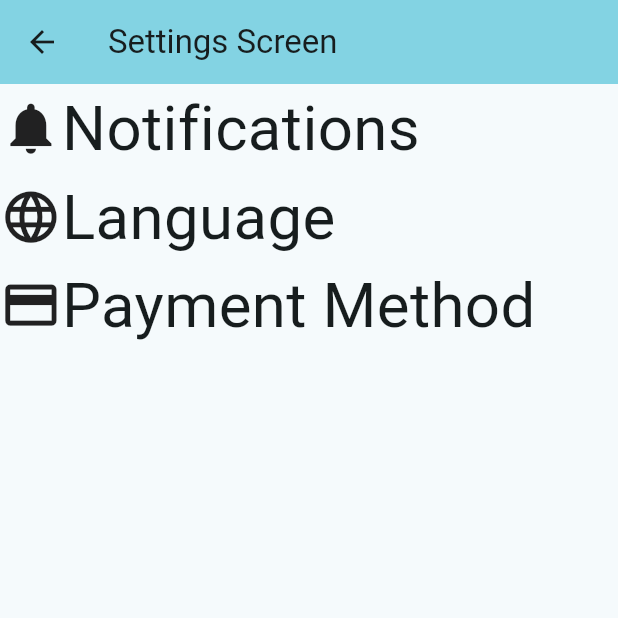
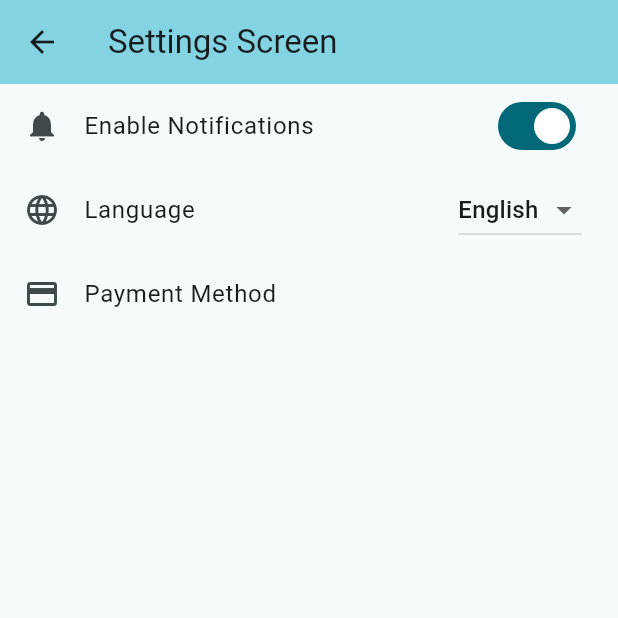
Before and after one commit to MAG-Capstone/Capstone, a Flutter app: the screen it shows after launch, after a tap on the "settings" icon, on a phone screen of 412 x 824 dp, the top half of it. Run offline on Flutter 3.47's test engine with Material 3 defaults, Android fonts, the phone set to English and light mode, and no system bars; our stand-ins replace flutter_map, latlong2; network calls fail.

Commit message:
Setting page was modified to show when notifications and language is changed and sends messages to the server.

```diff
--- a/lib/main.dart
+++ b/lib/main.dart
@@ -1,4 +1,3 @@
-import 'package:camera/camera.dart';
 import 'package:flutter/material.dart';
 
 
--- a/lib/screen/home.dart
+++ b/lib/screen/home.dart
@@ -91,7 +91,7 @@ class _MyHomePageState extends State<MyHomePage> {
       onPressed: () {
                   Navigator.push(
                     context,
-                    MaterialPageRoute(builder: (context) => QRScanner())1
+                    MaterialPageRoute(builder: (context) => QRScanner())
                   );
       },
       tooltip: 'Scan QR Code',
--- a/lib/screen/settings.dart
+++ b/lib/screen/settings.dart
@@ -1,13 +1,74 @@
-
 import 'package:flutter/material.dart';
 
-class Settings extends StatefulWidget{
+import 'dart:convert';
+import 'package:http/http.dart' as http;
+
+class Settings extends StatefulWidget {
   final String title = "Settings Screen";
+
+  const Settings({super.key});
+
   @override
   State<Settings> createState() => _SettingsPageState();
 }
 
 class _SettingsPageState extends State<Settings> {
+  bool isNotificationsEnabled = true; // Default value for notification switch
+  String selectedLanguage = "English"; // Default language selection
+
+  @override
+  void initState() {
+    super.initState();
+    loadPreferences();
+  }
+
+  Future<void> syncPreferencesToBackend() async {
+  final url = Uri.parse('http://localhost:3000/user/preferences');
+  try {
+    final response = await http.post(
+      url,
+      headers: {'Content-Type': 'application/json'},
+      body: jsonEncode({
+        'notifications': isNotificationsEnabled,
+        'language': selectedLanguage,
+      }),
+    );
+
+    if (response.statusCode == 200) {
+      ScaffoldMessenger.of(context).showSnackBar(
+        const SnackBar(content: Text('Preferences saved successfully!')),
+      );
+    } else {
+      throw Exception('Failed to save preferences to backend.');
+    }
+  } catch (error) {
+    ScaffoldMessenger.of(context).showSnackBar(
+      SnackBar(content: Text('Error: $error')),
+    );
+  }
+}
+
+  // Load preferences from local storage
+  Future<void> loadPreferences() async {
+     try {
+      final url = Uri.parse('http://localhost:3000/user/preferences'); // Replace with your actual backend URL
+      final response = await http.get(url);
+
+      if (response.statusCode == 200) {
+        // Parse the JSON response
+        final data = jsonDecode(response.body);
+        setState(() {
+          // Update the UI with fetched preferences
+          isNotificationsEnabled = data['notifications'] ?? true;
+          selectedLanguage = data['language'] ?? "English";
+        });
+      } else {
+        print("Failed to load preferences from backend.");
+      }
+    } catch (error) {
+      print("Error loading preferences: $error");
+    }
+  }
 
   @override
   Widget build(BuildContext context) {
@@ -16,65 +77,55 @@ class _SettingsPageState extends State<Settings> {
         backgroundColor: Theme.of(context).colorScheme.inversePrimary,
         title: Text(widget.title),
       ),
-
-        body: Column(
+      body: ListView(
         children: <Widget>[
-
-
-
-            GestureDetector(
-              onTap: (){
-                throw UnimplementedError('This feature is not yet implemented.');
+          // Notifications Switch
+          SwitchListTile(
+            title: const Text("Enable Notifications"),
+            value: isNotificationsEnabled,
+            onChanged: (bool value) {
+              setState(() {
+                isNotificationsEnabled = value;
+              });
+              syncPreferencesToBackend();
             },
-
-                child: Row(
-                children: [
-                Icon(Icons.notifications,
-                size: MediaQuery.of(context).size.width * 0.1 ),
-                Text("Notifications",
-                style: TextStyle(fontSize: MediaQuery.of(context).size.width * 0.1 ),)
-                ],
-                )
-
+            secondary: const Icon(Icons.notifications),
           ),
 
-
-            GestureDetector(
-              onTap:(){
-                throw UnimplementedError('This feature is not yet implemented.');
+          // Language Dropdown
+          ListTile(
+            leading: Icon(Icons.language),
+            title: Text("Language"),
+            trailing: DropdownButton<String>(
+              value: selectedLanguage,
+              items: <String>['English', 'Spanish', 'German']
+              .map((String language) {
+                return DropdownMenuItem<String>(
+                  value: language,
+                  child: Text(language),
+                );
+              }).toList(),
+              onChanged: (String? newValue) {
+                setState(() {
+                  selectedLanguage = newValue!;
+                });
+                syncPreferencesToBackend();
               },
-              child: Row(children: [
-                Icon(Icons.language,
-                 size: MediaQuery.of(context).size.width * 0.1 ),
-                Text("Language",
-                style: TextStyle(fontSize:  MediaQuery.of(context).size.width * 0.1 ),)
-                ],
-
             ),
           ),
 
-
-            GestureDetector(
-              onTap:(){
+          // Payment Method (Currently non-functional, just for display)
+          ListTile(
+            leading: const Icon(Icons.payment),
+            title: const Text("Payment Method"),
+            onTap: () {
+              // You can add functionality for payment method here
+              // For now, we throw an error as per your previous code
               throw UnimplementedError('This feature is not yet implemented.');
             },
-              child: Row(children: [
-                Icon(Icons.payment,
-                size: MediaQuery.of(context).size.width * 0.1 ),
-                Text("Payment Method",
-                style: TextStyle(fontSize: MediaQuery.of(context).size.width * 0.1 ),)
-
+          ),
         ],
-
       ),
-            )
-
-
-
-          ],
-        )
     );
   }
-
-
 }
--- a/pubspec.yaml
+++ b/pubspec.yaml
@@ -38,6 +38,7 @@ dependencies:
   flutter_map: ^7.0.2
   latlong2: ^0.9.1
   mobile_scanner: ^6.0.2
+  http: ^1.2.2
 
 dev_dependencies:
   flutter_test:
```
Also changed, not shown: pubspec.lock. Lines whose indentation alone changed are shown as unchanged.
